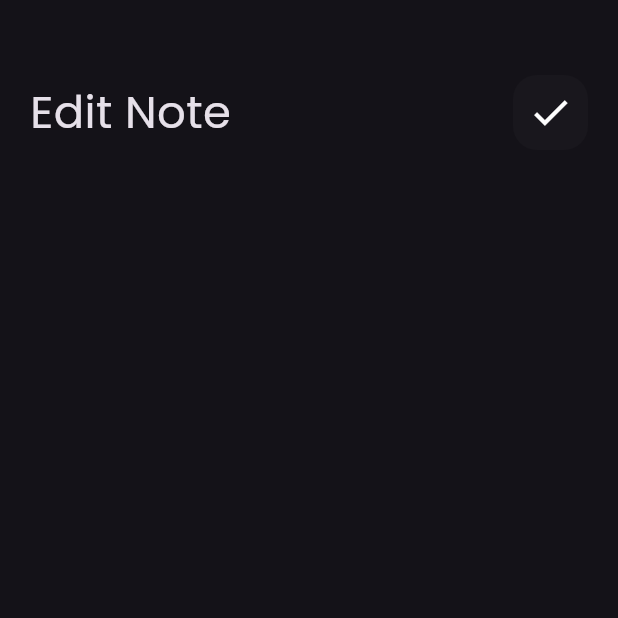
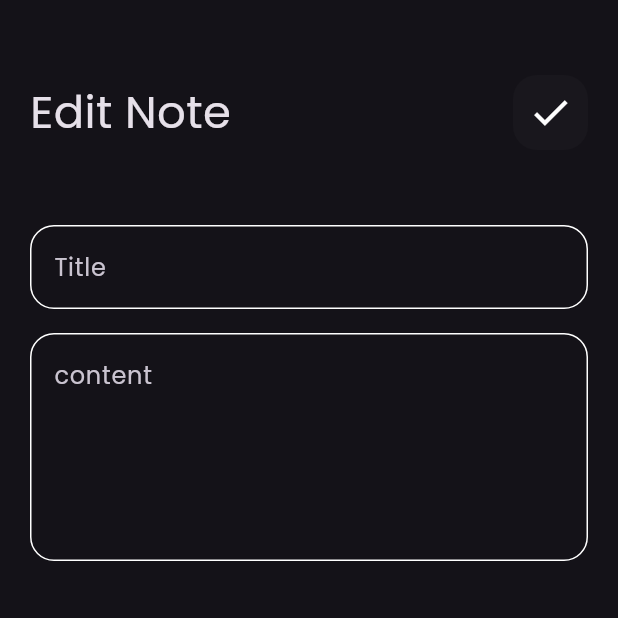
Before and after one commit to A7medkatheer/notes_app, a Flutter app: the EditNotesView screen opened directly, on a phone screen of 412 x 824 dp, the top half of it. Run offline on Flutter 3.47's test engine with Material 3 defaults, Android fonts, the phone set to English and light mode, and no system bars; our stand-ins replace font_awesome_flutter.

Commit message:
edit note view ui done

```diff
--- a/lib/views/widgets/edit_notes_view_body.dart
+++ b/lib/views/widgets/edit_notes_view_body.dart
@@ -1,4 +1,6 @@
 import 'package:flutter/material.dart';
+import 'package:notes_app/views/widgets/custom_button.dart';
+import 'package:notes_app/views/widgets/custom_text_field.dart';
 import 'package:notes_app/views/widgets/notes_view_appbar.dart';
 
 class EditNotesViewbody extends StatelessWidget {
@@ -17,6 +19,14 @@ class EditNotesViewbody extends StatelessWidget {
             title: "Edit Note",
             icon: Icons.check,
           ),
+          SizedBox(
+            height: 50,
+          ),
+          CustomTextField(hintText: "Title"),
+          SizedBox(
+            height: 16,
+          ),
+          CustomTextField(hintText: "content", maxLines: 5),
         ],
       ),
     );
```
